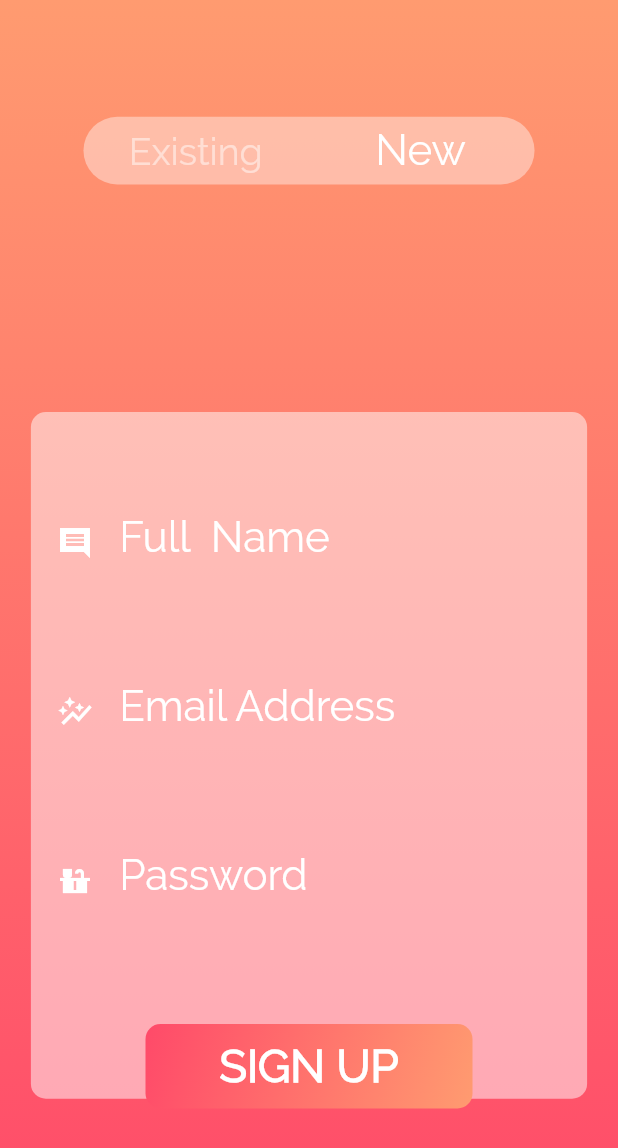
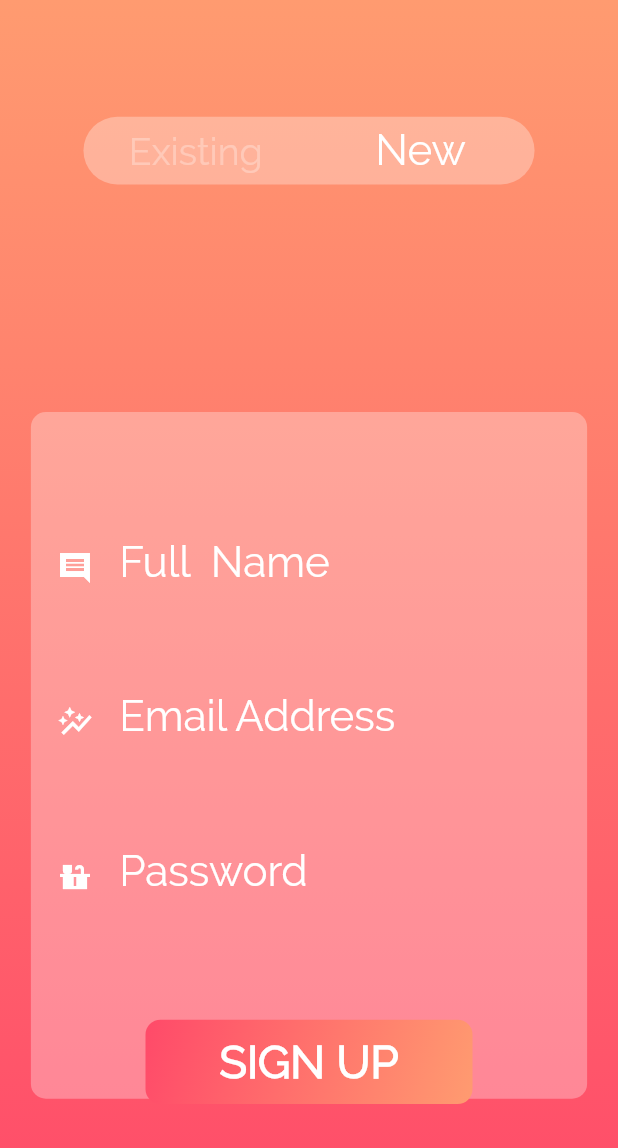
Before and after one commit to YHDF/WebScrapperMobileApp, a Flutter app: the auth_dynamic screen opened directly, after a tap on "SIGN IN", after a tap on "New", after a tap on "SIGN UP", on a phone screen of 412 x 824 dp. Shown: the top 1148 px of the screen. Run offline on Flutter 3.47's test engine with Material 2 defaults, Android fonts, the phone set to English and light mode, and no system bars; our stand-ins replace flutter_svg; network calls fail; statements that could not run were skipped.

Commit message:
fixing bugs and adding functionality

```diff
--- a/lib/Globals.dart
+++ b/lib/Globals.dart
@@ -19,7 +19,7 @@ class MyGlobals{
   static List<Product> most_visited = List<Product>();
   static List<Product> all_products = List<Product>();
   static List<Product> search_result = List<Product>();
-  static String api_token = '';
+  static String api_token = ' ';
   static List<Favorite> favourites = List<Favorite>();
   static User current_user = User(name: '',email: '');
   static int favorite_count = 7;
--- a/lib/auth.dart
+++ b/lib/auth.dart
@@ -62,7 +62,7 @@ class _auth_dynamicState extends State<auth_dynamic> {
                     height: dev_height / 18.3,
                     child: Container(
                       decoration: BoxDecoration(
-                          color: Colors.white.withOpacity(0.4),
+                          color: Colors.white.withOpacity(0.3),
                           border: Border.all(
                             width: 0,
                             color: Colors.transparent,
@@ -93,7 +93,7 @@ class _auth_dynamicState extends State<auth_dynamic> {
                                     fontSize: 25,
                                     color: isLogin == true
                                         ? Colors.white
-                                        : Colors.white.withOpacity(0.5),
+                                        : Colors.white.withOpacity(0.3),
                                   ),
                                 ),
                               ),
@@ -120,7 +120,7 @@ class _auth_dynamicState extends State<auth_dynamic> {
                                         : dev_height / 16.48,
                                     color: isSignup == true
                                         ? Colors.white
-                                        : Colors.white.withOpacity(0.5),
+                                        : Colors.white.withOpacity(0.3),
                                   ),
                                 ),
                               ),
@@ -181,7 +181,7 @@ class Login_Container extends StatefulWidget {
 class Login_ContainerState extends State<Login_Container> {
   static String email = '';
   static String password = '';
-  static final _formKey = GlobalKey<FormState>();
+  final _formKey = GlobalKey<FormState>();
   FocusScopeNode _focusScopeNode = FocusScopeNode();
   final _controller1 = TextEditingController();
   final _controller2 = TextEditingController();
@@ -189,7 +189,6 @@ class Login_ContainerState extends State<Login_Container> {
   static bool correct_credentials = true;
 
   void dispose() {
-    _focusScopeNode.dispose();
     _controller1.dispose();
     _controller2.dispose();
     super.dispose();
@@ -263,7 +262,7 @@ class Login_ContainerState extends State<Login_Container> {
         ),
         borderRadius: BorderRadius.circular(
             dev_height > dev_width ? dev_height / 73.2 : dev_height / 41.2),
-        color: Colors.white.withOpacity(0.5),
+        color: Colors.white.withOpacity(0.3),
       ),
       child: Form(
         key: _formKey,
@@ -410,7 +409,7 @@ class Login_ContainerState extends State<Login_Container> {
                             end: Alignment(1, 1),
                             colors: [
                               const Color.fromRGBO(255, 155, 112, 1),
-                              const Color.fromRGBO(255, 75, 112, 1)
+                              const Color.fromRGBO(255, 74, 112, 1),
                             ], // whitish to gray
                           ),
                         ),
@@ -449,22 +448,40 @@ class Signup_ContainerState extends State<Signup_Container> {
   static String email = '';
   static String password = '';
   static String name = '';
-  static final _formKey = GlobalKey<FormState>();
+  final _formKey = GlobalKey<FormState>();
   FocusScopeNode _focusScopeNode = FocusScopeNode();
   final _controller1 = TextEditingController();
   final _controller2 = TextEditingController();
   final _controller3 = TextEditingController();
+  static String verification_message = '';
+  static bool correct_credentials = true;
+
+  void initState() {
+    super.initState();
+    verification_message = '';
+  }
 
   void submit(BuildContext context) async {
     await Future<dynamic>(() async {
       final response = await http.post(
           "${globals.MyGlobals.link_start}/api/register?name=$name&email=$email&password=$password&password_confirmation=$password");
       if (response.statusCode == 200) {
-        return Register.fromJson(json.decode(response.body));
+        var reg =  Register.fromJson(json.decode(response.body));
+        if(reg.name == null || reg.email == null || reg.token == null){
+          correct_credentials = false;
+          return Message.fromJson(json.decode(response.body));
+        }
+        return reg;
       } else {
         throw Exception('Failed to load Register');
       }
     }).then((value) async {
+      if(!correct_credentials){
+        setState(() {
+          correct_credentials = true;
+          verification_message = value.message;
+        });
+      }else{
         await Future<dynamic>(() async {
           globals.MyGlobals.api_token = value.token;
           final response = await http.get(
@@ -474,10 +491,14 @@ class Signup_ContainerState extends State<Signup_Container> {
           } else {
             throw Exception('Failed to load verify');
           }
-      }).then((value) => Navigator.push(
+        }).then((value){
+          verification_message = value.message;
+          Navigator.push(
             context,
             MaterialPageRoute(builder: (context) => Verify()),
-          ));
+          );
+        });
+      }
     });
   }
 
@@ -507,7 +528,7 @@ class Signup_ContainerState extends State<Signup_Container> {
           width: 0,
         ),
         borderRadius: BorderRadius.circular(10),
-        color: Colors.white.withOpacity(0.5),
+        color: Colors.white.withOpacity(0.3),
       ),
       child: Form(
         key: _formKey,
@@ -516,7 +537,18 @@ class Signup_ContainerState extends State<Signup_Container> {
           child: Column(
             children: <Widget>[
               Container(
-                height: dev_height / 7.32,
+                height: dev_height / 32,
+                alignment: Alignment(0,0),
+                child: Text(
+                  verification_message,
+                  style: TextStyle(
+                    color: Colors.red,
+                    fontSize: 12,
+                  ),
+                ),
+              ),
+              Container(
+                height: dev_height / 8,
                 child: Row(
                   children: <Widget>[
                     Container(
@@ -560,7 +592,7 @@ class Signup_ContainerState extends State<Signup_Container> {
                 ),
               ),
               Container(
-                height: dev_height / 7.32,
+                height: dev_height / 8,
                 child: Row(
                   children: <Widget>[
                     Container(
@@ -602,7 +634,7 @@ class Signup_ContainerState extends State<Signup_Container> {
                 ),
               ),
               Container(
-                height: dev_height / 7.32,
+                height: dev_height / 8,
                 child: Row(
                   children: <Widget>[
                     Container(
--- a/lib/bottom_bar.dart
+++ b/lib/bottom_bar.dart
@@ -17,7 +17,7 @@ class bottom_barState extends State<bottom_bar> with TickerProviderStateMixin{
 
   AnimationController bg_color_controller;
   Animation<double> bg_color_anim;
-  final double minG = 120;
+  final double minG = 100;
   static double G = 0;
   static double dev_width, dev_height;
   static int page_counter = 0;
@@ -36,7 +36,7 @@ class bottom_barState extends State<bottom_bar> with TickerProviderStateMixin{
     bg_color_controller = AnimationController(vsync: this, duration: Duration(seconds: 2));
     bg_color_anim = Tween<double>(begin: 0, end:60).animate(CurvedAnimation(
       parent: bg_color_controller,
-      curve: Interval(0,1,curve: Curves.linear),
+      curve: Interval(0, 1, curve: Curves.linear),
     ));
     bg_color_controller.addListener(() {
       setState(() {
@@ -54,7 +54,7 @@ class bottom_barState extends State<bottom_bar> with TickerProviderStateMixin{
     return
       Container(
         decoration: BoxDecoration(
-          color: Color.fromRGBO(230, G.round(), 120, 1),
+          color: Color.fromRGBO(220, G.round(), 90, 1),
         ),
         child: Stack(
           children: <Widget>[
--- a/lib/main.dart
+++ b/lib/main.dart
@@ -88,7 +88,7 @@ class _MyHomePageState extends State<MyHomePage> {
 
   @override
   Widget build(BuildContext context) {
-    if(globals.MyGlobals.api_token == ''){
+    if(globals.MyGlobals.api_token == ' '){
       return Scaffold(
         resizeToAvoidBottomPadding: false,
         appBar: null,
--- a/lib/searchresult.dart
+++ b/lib/searchresult.dart
@@ -11,7 +11,6 @@ class Searchresult extends StatefulWidget {
 }
 class SearchresultState extends State<Searchresult>{
   double dev_width,dev_height;
-
   Future<bool> _onpress() async{
     setState(() {
       bottom_barState.page_counter = 1;
--- a/lib/user_profile.dart
+++ b/lib/user_profile.dart
@@ -25,7 +25,6 @@ class user_profileState extends State<user_profile>
 
   @override
   void initState() {
-    print(editable);
     setState(() {
       super.initState();
       str = '';
@@ -195,9 +194,6 @@ class user_profileState extends State<user_profile>
                       Divider(),
                       viewable_container(globals.MyGlobals.feedback_count.toString(),
                           IconData(57534, fontFamily: 'MaterialIcons')),
-                      Divider(),
-                      viewable_container(
-                          '154 ', IconData(59448, fontFamily: 'MaterialIcons')),
                       Divider(),
                       Container(
                         alignment: Alignment(0, 0),
```
Also changed, not shown: lib/client_reclamations.dart (+5 -5 lines), lib/home.dart (+26 -5 lines), lib/product_detail.dart (+76 -89 lines), lib/side.dart (+50 -33 lines), lib/verify_register.dart (+70 -45 lines). Lines whose indentation alone changed are shown as unchanged.
